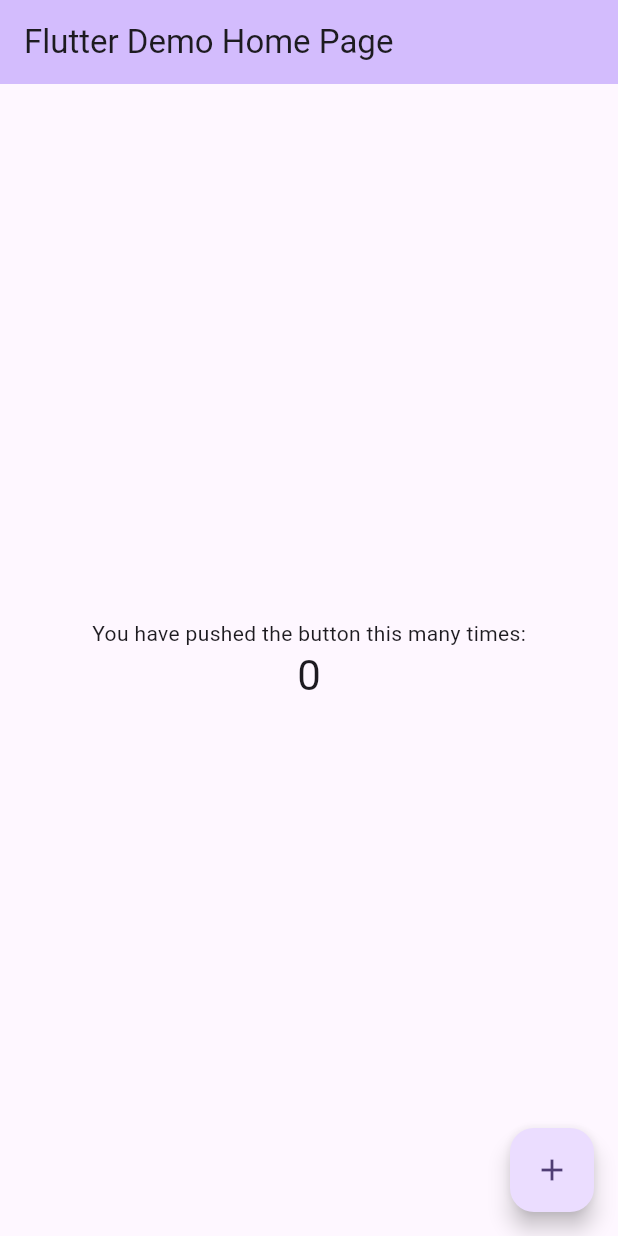
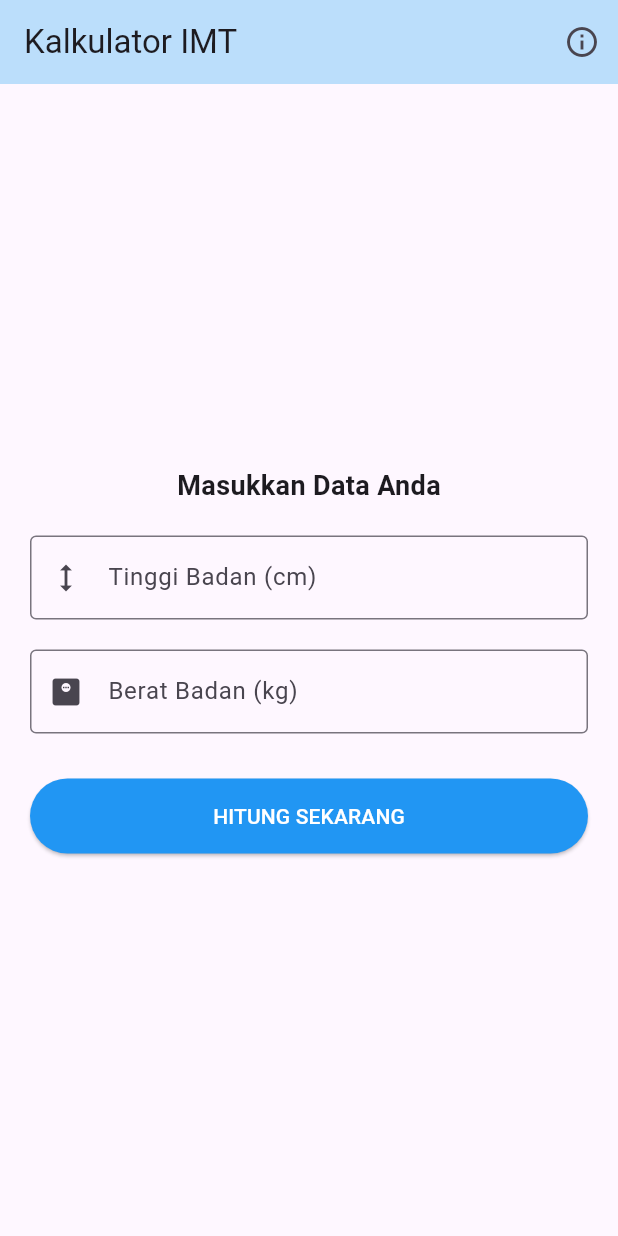
Before and after one commit to oliver99899/BMI, a Flutter app: the screen it shows after launch, on a phone screen of 412 x 824 dp. Run offline on Flutter 3.47's test engine with Material 3 defaults, Android fonts, the phone set to English and light mode, and no system bars.

Commit message:
Update kode BMI Final

```diff
--- a/lib/main.dart
+++ b/lib/main.dart
@@ -7,116 +7,140 @@ void main() {
 class MyApp extends StatelessWidget {
   const MyApp({super.key});
 
-  // This widget is the root of your application.
   @override
   Widget build(BuildContext context) {
     return MaterialApp(
-      title: 'Flutter Demo',
-      theme: ThemeData(
-        // This is the theme of your application.
-        //
-        // TRY THIS: Try running your application with "flutter run". You'll see
-        // the application has a purple toolbar. Then, without quitting the app,
-        // try changing the seedColor in the colorScheme below to Colors.green
-        // and then invoke "hot reload" (save your changes or press the "hot
-        // reload" button in a Flutter-supported IDE, or press "r" if you used
-        // the command line to start the app).
-        //
-        // Notice that the counter didn't reset back to zero; the application
-        // state is not lost during the reload. To reset the state, use hot
-        // restart instead.
-        //
-        // This works for code too, not just values: Most code changes can be
-        // tested with just a hot reload.
-        colorScheme: .fromSeed(seedColor: Colors.deepPurple),
-      ),
-      home: const MyHomePage(title: 'Flutter Demo Home Page'),
+      debugShowCheckedModeBanner: false,
+      title: 'Tugas BMI',
+      theme: ThemeData(primarySwatch: Colors.blue, useMaterial3: true),
+      home: const HalamanUtama(),
     );
   }
 }
 
-class MyHomePage extends StatefulWidget {
-  const MyHomePage({super.key, required this.title});
-
-  // This widget is the home page of your application. It is stateful, meaning
-  // that it has a State object (defined below) that contains fields that affect
-  // how it looks.
-
-  // This class is the configuration for the state. It holds the values (in this
-  // case the title) provided by the parent (in this case the App widget) and
-  // used by the build method of the State. Fields in a Widget subclass are
-  // always marked "final".
-
-  final String title;
+// --- LAYAR 1: INPUT (BERANDA) ---
+class HalamanUtama extends StatefulWidget {
+  const HalamanUtama({super.key});
 
   @override
-  State<MyHomePage> createState() => _MyHomePageState();
+  State<HalamanUtama> createState() => _HalamanUtamaState();
 }
 
-class _MyHomePageState extends State<MyHomePage> {
-  int _counter = 0;
+class _HalamanUtamaState extends State<HalamanUtama> {
+  final TextEditingController kontrolTinggi = TextEditingController();
+  final TextEditingController kontrolBerat = TextEditingController();
 
-  void _incrementCounter() {
-    setState(() {
-      // This call to setState tells the Flutter framework that something has
-      // changed in this State, which causes it to rerun the build method below
-      // so that the display can reflect the updated values. If we changed
-      // _counter without calling setState(), then the build method would not be
-      // called again, and so nothing would appear to happen.
-      _counter++;
-    });
+  void hitungIMT() {
+    if (kontrolTinggi.text.isEmpty || kontrolBerat.text.isEmpty) {
+      ScaffoldMessenger.of(context).showSnackBar(
+        const SnackBar(content: Text("Mohon isi tinggi dan berat badan!")),
+      );
+      return;
+    }
+    double tinggi = double.parse(kontrolTinggi.text) / 100;
+    double berat = double.parse(kontrolBerat.text);
+    double hasilImt = berat / (tinggi * tinggi);
+
+    Navigator.push(context, MaterialPageRoute(builder: (context) => HalamanHasil(nilaiImt: hasilImt)));
   }
 
   @override
   Widget build(BuildContext context) {
-    // This method is rerun every time setState is called, for instance as done
-    // by the _incrementCounter method above.
-    //
-    // The Flutter framework has been optimized to make rerunning build methods
-    // fast, so that you can just rebuild anything that needs updating rather
-    // than having to individually change instances of widgets.
     return Scaffold(
       appBar: AppBar(
-        // TRY THIS: Try changing the color here to a specific color (to
-        // Colors.amber, perhaps?) and trigger a hot reload to see the AppBar
-        // change color while the other colors stay the same.
-        backgroundColor: Theme.of(context).colorScheme.inversePrimary,
-        // Here we take the value from the MyHomePage object that was created by
-        // the App.build method, and use it to set our appbar title.
-        title: Text(widget.title),
+        title: const Text("Kalkulator IMT"),
+        backgroundColor: Colors.blue[100],
+        actions: [
+          IconButton(
+            icon: const Icon(Icons.info_outline),
+            onPressed: () {
+              Navigator.push(context, MaterialPageRoute(builder: (context) => const HalamanTentang()));
+            },
+          )
+        ],
       ),
-      body: Center(
-        // Center is a layout widget. It takes a single child and positions it
-        // in the middle of the parent.
+      body: Padding(
+        padding: const EdgeInsets.all(20.0),
         child: Column(
-          // Column is also a layout widget. It takes a list of children and
-          // arranges them vertically. By default, it sizes itself to fit its
-          // children horizontally, and tries to be as tall as its parent.
-          //
-          // Column has various properties to control how it sizes itself and
-          // how it positions its children. Here we use mainAxisAlignment to
-          // center the children vertically; the main axis here is the vertical
-          // axis because Columns are vertical (the cross axis would be
-          // horizontal).
-          //
-          // TRY THIS: Invoke "debug painting" (choose the "Toggle Debug Paint"
-          // action in the IDE, or press "p" in the console), to see the
-          // wireframe for each widget.
-          mainAxisAlignment: .center,
+          mainAxisAlignment: MainAxisAlignment.center,
           children: [
-            const Text('You have pushed the button this many times:'),
-            Text(
-              '$_counter',
-              style: Theme.of(context).textTheme.headlineMedium,
+            const Text("Masukkan Data Anda", style: TextStyle(fontSize: 18, fontWeight: FontWeight.bold)),
+            const SizedBox(height: 20),
+            TextField(controller: kontrolTinggi, keyboardType: TextInputType.number, decoration: const InputDecoration(labelText: "Tinggi Badan (cm)", border: OutlineInputBorder(), prefixIcon: Icon(Icons.height))),
+            const SizedBox(height: 20),
+            TextField(controller: kontrolBerat, keyboardType: TextInputType.number, decoration: const InputDecoration(labelText: "Berat Badan (kg)", border: OutlineInputBorder(), prefixIcon: Icon(Icons.monitor_weight))),
+            const SizedBox(height: 30),
+            SizedBox(
+              width: double.infinity, height: 50,
+              child: ElevatedButton(style: ElevatedButton.styleFrom(backgroundColor: Colors.blue), onPressed: hitungIMT, child: const Text("HITUNG SEKARANG", style: TextStyle(color: Colors.white))),
             ),
           ],
         ),
       ),
-      floatingActionButton: FloatingActionButton(
-        onPressed: _incrementCounter,
-        tooltip: 'Increment',
-        child: const Icon(Icons.add),
+    );
+  }
+}
+
+// --- LAYAR 2: HASIL ---
+class HalamanHasil extends StatelessWidget {
+  final double nilaiImt;
+  const HalamanHasil({super.key, required this.nilaiImt});
+
+  String getStatus() {
+    if (nilaiImt < 18.5) return "Kurus";
+    if (nilaiImt < 25) return "Normal";
+    if (nilaiImt < 30) return "Gemuk";
+    return "Obesitas";
+  }
+
+  Color getWarna() {
+    if (nilaiImt < 18.5) return Colors.orange;
+    if (nilaiImt < 25) return Colors.green;
+    return Colors.red;
+  }
+
+  @override
+  Widget build(BuildContext context) {
+    return Scaffold(
+      appBar: AppBar(title: const Text("Hasil Perhitungan")),
+      body: Center(
+        child: Column(
+          mainAxisAlignment: MainAxisAlignment.center,
+          children: [
+            const Text("Nilai IMT Anda:", style: TextStyle(fontSize: 20)),
+            Text(nilaiImt.toStringAsFixed(1), style: TextStyle(fontSize: 60, fontWeight: FontWeight.bold, color: getWarna())),
+            Text(getStatus(), style: TextStyle(fontSize: 24, fontWeight: FontWeight.bold, color: getWarna())),
+            const SizedBox(height: 30),
+            ElevatedButton(onPressed: () => Navigator.pop(context), child: const Text("Hitung Ulang"))
+          ],
+        ),
       ),
     );
   }
 }
+
+// --- LAYAR 3: TENTANG (ABOUT) ---
+class HalamanTentang extends StatelessWidget {
+  const HalamanTentang({super.key});
+  @override
+  Widget build(BuildContext context) {
+    return Scaffold(
+      appBar: AppBar(title: const Text("Tentang Pengembang")),
+      body: Center(
+        child: Column(
+          mainAxisAlignment: MainAxisAlignment.center,
+          children: const [
+            Icon(Icons.account_circle, size: 100, color: Colors.blue),
+            SizedBox(height: 20),
+            Text("Aplikasi Dibuat Oleh:", style: TextStyle(fontSize: 16)),
+            SizedBox(height: 10),
+            Text("MUHAMMAD YAZID LUBIS", style: TextStyle(fontSize: 22, fontWeight: FontWeight.bold)),
+            Text("NIM: 24060123140170", style: TextStyle(fontSize: 18, color: Colors.grey)),
+            SizedBox(height: 20),
+            Text("Prodi Informatika", style: TextStyle(fontSize: 16)),
+          ],
+        ),
+      ),
+    );
+  }
+}
```
